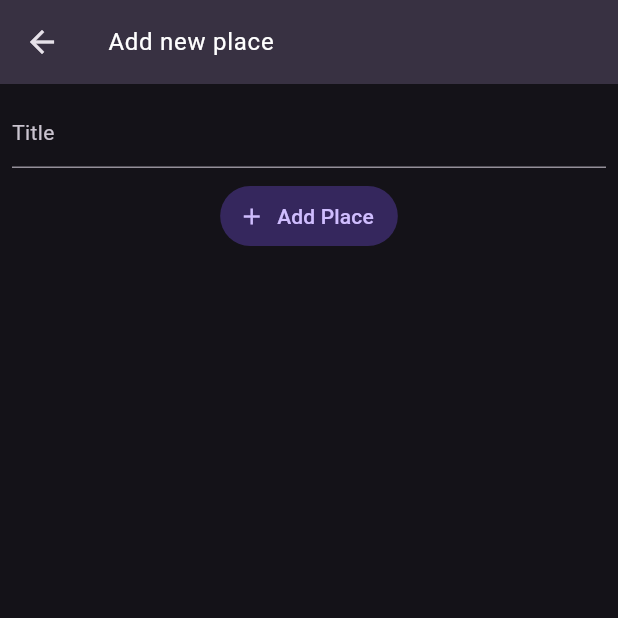
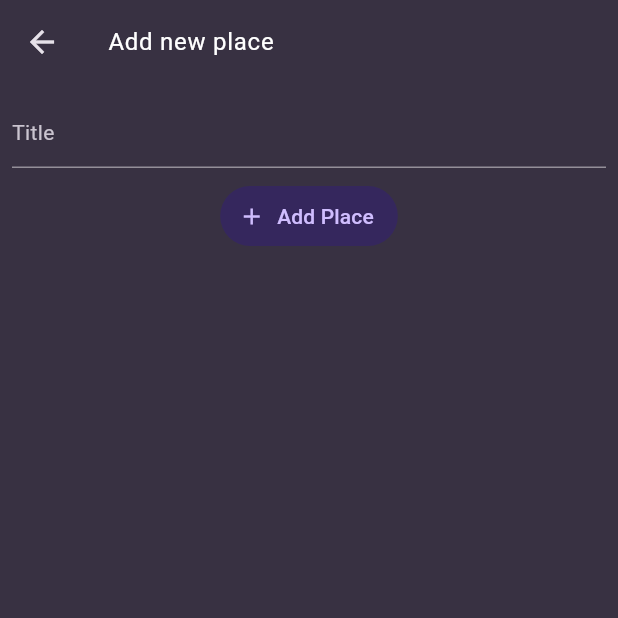
Before and after one commit to Invictus-ill/favourite_places_flutter_app, a Flutter app: the AddPlaceScreen screen opened directly, on a phone screen of 412 x 824 dp, the top half of it. Run offline on Flutter 3.47's test engine with Material 3 defaults, Android fonts, the phone set to English and light mode, and no system bars; our stand-ins replace flutter_riverpod, google_fonts.

Commit message:
Fix reported problems

```diff
--- a/lib/main.dart
+++ b/lib/main.dart
@@ -11,7 +11,7 @@ final colorScheme = ColorScheme.fromSeed(
 );
 
 final theme = ThemeData.dark().copyWith(
-  scaffoldBackgroundColor: colorScheme.background,
+  scaffoldBackgroundColor: colorScheme.surface,
   colorScheme: colorScheme,
   textTheme: GoogleFonts.ubuntuCondensedTextTheme().copyWith(
     titleSmall: GoogleFonts.ubuntuCondensed(fontWeight: FontWeight.bold),
@@ -25,7 +25,7 @@ void main() {
 }
 
 class MyApp extends StatelessWidget {
-  const MyApp({Key? key}) : super(key: key);
+  const MyApp({super.key});
 
   @override
   Widget build(BuildContext context) {
--- a/lib/screens/add_place.dart
+++ b/lib/screens/add_place.dart
@@ -1,11 +1,10 @@
 import 'package:favourite_places_flutter_app/models/place.dart';
 import 'package:favourite_places_flutter_app/providers/places_notifier.dart';
 import 'package:flutter/material.dart';
-import 'package:flutter/src/widgets/framework.dart';
 import 'package:flutter_riverpod/flutter_riverpod.dart';
 
 class AddPlaceScreen extends ConsumerStatefulWidget {
-  AddPlaceScreen({super.key});
+  const AddPlaceScreen({super.key});
 
   @override
   ConsumerState<ConsumerStatefulWidget> createState() {
@@ -28,6 +27,7 @@ class _AddPlaceScreenState extends ConsumerState<AddPlaceScreen> {
     super.dispose();
   }
 
+  @override
   Widget build(BuildContext context) {
     return Scaffold(
       appBar: AppBar(
```
